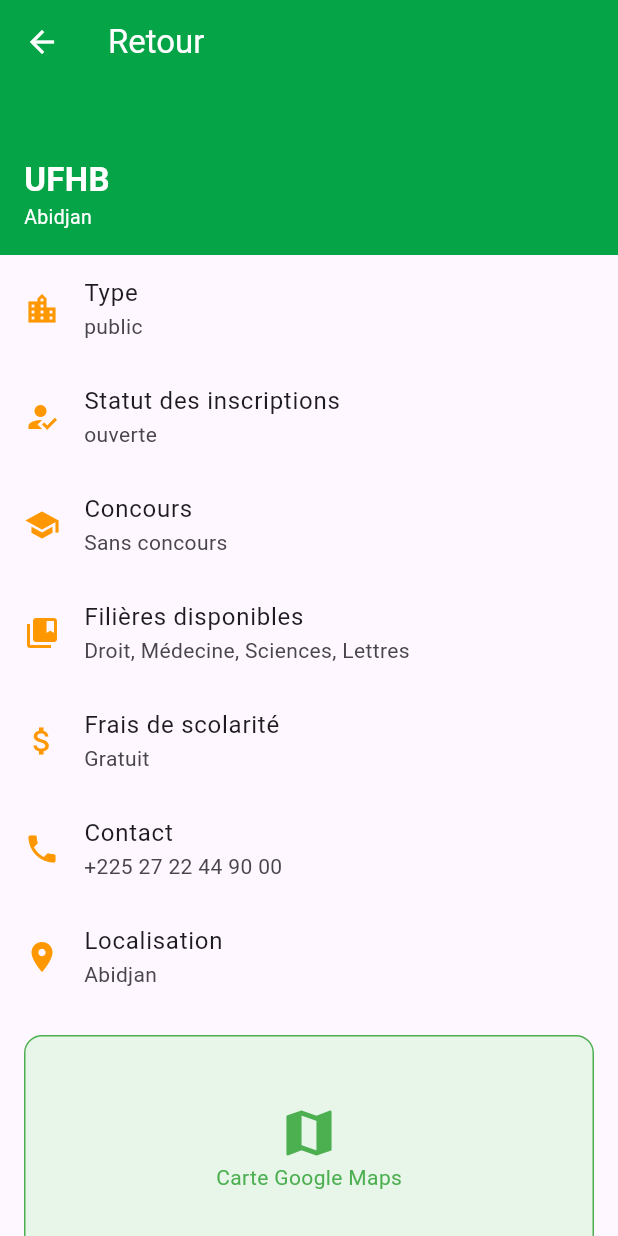
After one commit to itsketii/sov_ci, a Flutter app: the FicheEtablissement screen opened directly with sample values from the repository, on a phone screen of 412 x 824 dp. The commit adds this screen. Run offline on Flutter 3.47's test engine with Material 3 defaults, Android fonts, the phone set to English and light mode, and no system bars.

Commit message:
Feat: finalisation pages 5 à 8

```diff
--- a/lib/models/etablissement.dart
+++ b/lib/models/etablissement.dart
@@ -8,6 +8,11 @@ class Etablissement {
   final TypeEtablissement type;
   final StatutInscription statut;
   final Concours concours;
+  final String filieres;
+  final String fraisScolarite;
+  final String contact;
+  final double latitude;
+  final double longitude;
 
   Etablissement({
     required this.nom,
@@ -15,17 +20,22 @@ class Etablissement {
     required this.type,
     required this.statut,
     required this.concours,
+    this.filieres = "",
+    this.fraisScolarite = "",
+    this.contact = "",
+    this.latitude = 0.0,
+    this.longitude = 0.0,
   });
 }
 
 final List<Etablissement> etablissements = [
-  Etablissement(nom: "UFHB", ville: "Abidjan", type: TypeEtablissement.public, statut: StatutInscription.ouverte, concours: Concours.non),
-  Etablissement(nom: "INPHB", ville: "Yamoussoukro", type: TypeEtablissement.public, statut: StatutInscription.bientot, concours: Concours.oui),
-  Etablissement(nom: "ESATIC", ville: "Abidjan", type: TypeEtablissement.public, statut: StatutInscription.fermer, concours: Concours.oui),
-  Etablissement(nom: "IIT", ville: "Grand-Bassam", type: TypeEtablissement.prive, statut: StatutInscription.fermer, concours: Concours.non),
-  Etablissement(nom: "IUGB", ville: "Grand-Bassam", type: TypeEtablissement.prive, statut: StatutInscription.fermer, concours: Concours.oui),
-  Etablissement(nom: "UVHK", ville: "Bonoua", type: TypeEtablissement.prive, statut: StatutInscription.ouverte, concours: Concours.non),
-  Etablissement(nom: "Université de San-Pédro", ville: "San-Pédro", type: TypeEtablissement.public, statut: StatutInscription.ouverte, concours: Concours.non),
-  Etablissement(nom: "Université Alassane Ouattara", ville: "Bouaké", type: TypeEtablissement.public, statut: StatutInscription.bientot, concours: Concours.oui),
-  Etablissement(nom: "UCAO", ville: "Abidjan", type: TypeEtablissement.public, statut: StatutInscription.ouverte, concours: Concours.non),
+  Etablissement(nom: "UFHB", ville: "Abidjan", type: TypeEtablissement.public, statut: StatutInscription.ouverte, concours: Concours.non, filieres: "Droit, Médecine, Sciences, Lettres", fraisScolarite: "Gratuit", contact: "+225 27 22 44 90 00", latitude: 5.3484, longitude: -4.0165),
+  Etablissement(nom: "INPHB", ville: "Yamoussoukro", type: TypeEtablissement.public, statut: StatutInscription.bientot, concours: Concours.oui, filieres: "Génie civil, Informatique, Finace", fraisScolarite: "70 000 FCFA", contact: "+225 27 30 64 67 00", latitude: 6.8276, longitude: -5.2893),
+  Etablissement(nom: "ESATIC", ville: "Abidjan", type: TypeEtablissement.public, statut: StatutInscription.fermer, concours: Concours.oui, filieres: "Informatique", fraisScolarite: "120 000 FCFA", contact: "+225 27 21 21 91 00", latitude: 5.3600, longitude: -4.0100),
+  Etablissement(nom: "IIT", ville: "Grand-Bassam", type: TypeEtablissement.prive, statut: StatutInscription.fermer, concours: Concours.non, filieres: "Informatique, Génie civil, Buisness", fraisScolarite: "1 500 000 FCFA", contact: "+225 01 53 15 15 15", latitude: 5.2000, longitude: -3.7400),
+  Etablissement(nom: "IUGB", ville: "Grand-Bassam", type: TypeEtablissement.prive, statut: StatutInscription.fermer, concours: Concours.oui, filieres: "Informatique, Economie, Finance", fraisScolarite: "3 000 000 FCFA", contact: "+225 27 21 30 36 40", latitude: 5.2100, longitude: -3.7350),
+  Etablissement(nom: "UVHK", ville: "Bonoua", type: TypeEtablissement.prive, statut: StatutInscription.ouverte, concours: Concours.non, filieres: "Droit, Economie, Génie civil", fraisScolarite: "Gratuit", contact: "+225 07 47 40 02 83", latitude: 5.2700, longitude: -3.6000),
+  Etablissement(nom: "Université de San-Pédro", ville: "San-Pédro", type: TypeEtablissement.public, statut: StatutInscription.ouverte, concours: Concours.non, filieres: "Médecine, Agriculture, Tourisme", fraisScolarite: "Gratuit", contact: "+225 05 06 88 566 46", latitude: 4.7420, longitude: -6.6360),
+  Etablissement(nom: "Université Alassane Ouattara", ville: "Bouaké", type: TypeEtablissement.public, statut: StatutInscription.bientot, concours: Concours.oui, filieres: "Droit, Economie & Gestion, Médecine, Informatique", fraisScolarite: "30 000 FCA", contact: "+225 31 63 32 42", latitude: 7.6910, longitude: -5.0300),
+  Etablissement(nom: "UCAO", ville: "Abidjan", type: TypeEtablissement.public, statut: StatutInscription.ouverte, concours: Concours.non, filieres: "Droit, Economie & Gestion", fraisScolarite: "230 000 FCFA", contact: "+225 27 22 40 06 50 / 05 44 01 25 08", latitude: 5.3500, longitude: -4.0200),
 ];
--- a/lib/screens/annuaire.dart
+++ b/lib/screens/annuaire.dart
@@ -1,5 +1,6 @@
 import 'package:flutter/material.dart';
 import '../models/etablissement.dart';
+import 'fiche_etablissement.dart';
 
 
 
@@ -130,6 +131,12 @@ class _AnnuaireState extends State<Annuaire> {
                 return Card(
                   margin: EdgeInsets.symmetric(horizontal: 12, vertical: 4),
                   child: ListTile(
+                    onTap: () {
+                      Navigator.push(
+                        context,
+                        MaterialPageRoute(builder: (context) => FicheEtablissement(etablissement: etab)),
+                      );
+                    },
                     leading: CircleAvatar(
                       backgroundColor: Colors.orange[100],
                       child: Icon(Icons.school, color: Colors.orange),
--- /dev/null
+++ b/lib/screens/fiche_etablissement.dart
@@ -0,0 +1,60 @@
+import 'package:flutter/material.dart';
+import '../models/etablissement.dart';
+
+class FicheEtablissement extends StatelessWidget {
+  final Etablissement etablissement;
+  const FicheEtablissement({super.key, required this.etablissement});
+
+  @override
+  Widget build(BuildContext context) {
+    return Scaffold(
+      appBar: AppBar(
+        backgroundColor: const Color(0xFF04A447),
+        foregroundColor: Colors.white,
+        title: const Text("Retour"),
+        elevation: 0,
+      ),
+      body: SingleChildScrollView(
+        child: Column(
+          children: [
+            Container(
+              width: double.infinity,
+              color: const Color(0xFF04A447),
+              padding: const EdgeInsets.fromLTRB(16, 48, 16, 16),
+              child: Column(
+                crossAxisAlignment: CrossAxisAlignment.start,
+                children: [
+                  Text(etablissement.nom, style: const TextStyle(fontSize: 22, fontWeight: FontWeight.bold, color: Colors.white)),
+                  Text(etablissement.ville, style: const TextStyle(fontSize: 13, color: Colors.white)),
+                ],
+              ),
+            ),
+            ListTile(leading: const Icon(Icons.location_city, color: Colors.orange), title: const Text("Type"), subtitle: Text(etablissement.type.name)),
+            ListTile(leading: const Icon(Icons.how_to_reg, color: Colors.orange), title: const Text("Statut des inscriptions"), subtitle: Text(etablissement.statut.name)),
+            ListTile(leading: const Icon(Icons.school, color: Colors.orange), title: const Text("Concours"), subtitle: Text(etablissement.concours == Concours.oui ? "Avec concours" : "Sans concours")),
+            ListTile(leading: const Icon(Icons.collections_bookmark, color: Colors.orange), title: const Text("Filières disponibles"), subtitle: Text(etablissement.filieres)),
+            ListTile(leading: const Icon(Icons.attach_money, color: Colors.orange), title: const Text("Frais de scolarité"), subtitle: Text(etablissement.fraisScolarite)),
+            ListTile(leading: const Icon(Icons.phone, color: Colors.orange), title: const Text("Contact"), subtitle: Text(etablissement.contact)),
+            ListTile(leading: const Icon(Icons.location_on, color: Colors.orange), title: const Text("Localisation"), subtitle: Text(etablissement.ville)),
+            Container(
+              margin: const EdgeInsets.all(16),
+              height: 150,
+              decoration: BoxDecoration(color: Colors.green[50], borderRadius: BorderRadius.circular(12), border: Border.all(color: Colors.green)),
+              child: const Center(child: Column(mainAxisAlignment: MainAxisAlignment.center, children: [Icon(Icons.map, color: Colors.green, size: 40), Text("Carte Google Maps", style: TextStyle(color: Colors.green))])),
+            ),
+            Padding(
+              padding: const EdgeInsets.all(16),
+              child: Row(
+                children: [
+                  Expanded(child: OutlinedButton.icon(onPressed: () {}, icon: const Icon(Icons.star, color: Colors.orange), label: const Text("Favoris", style: TextStyle(color: Colors.orange)), style: OutlinedButton.styleFrom(side: const BorderSide(color: Colors.orange)))),
+                  const SizedBox(width: 12),
+                  Expanded(child: ElevatedButton.icon(onPressed: () {}, icon: const Icon(Icons.directions), label: const Text("Y aller"), style: ElevatedButton.styleFrom(backgroundColor: Colors.green))),
+                ],
+              ),
+            ),
+          ],
+        ),
+      ),
+    );
+  }
+}
```
